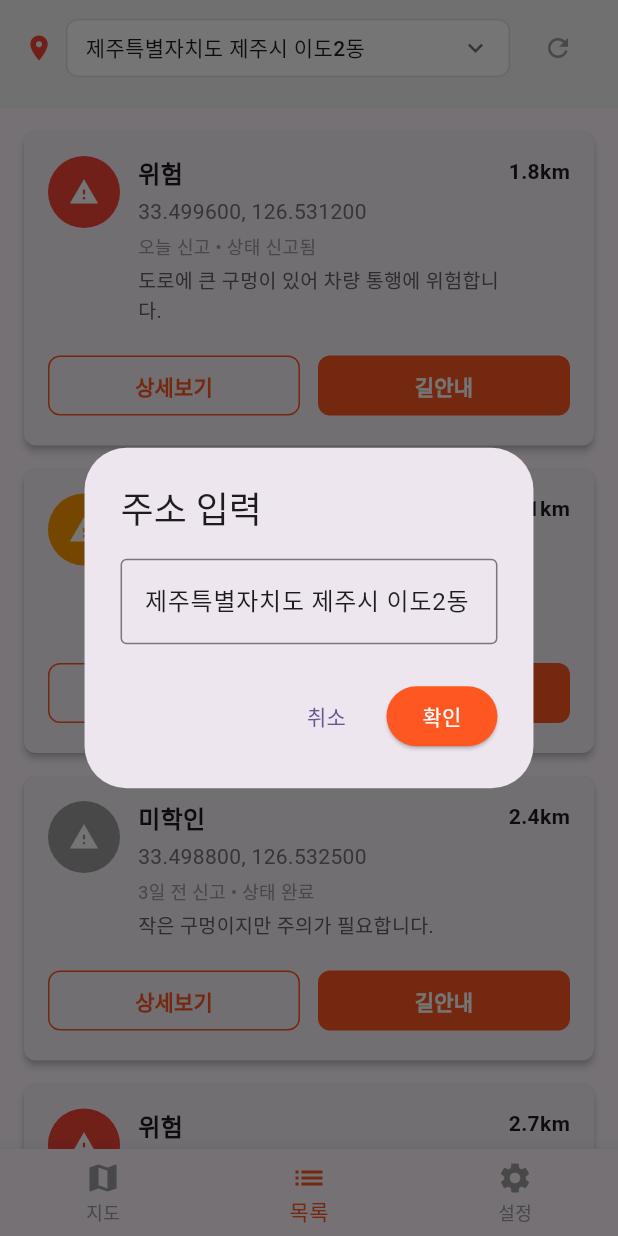
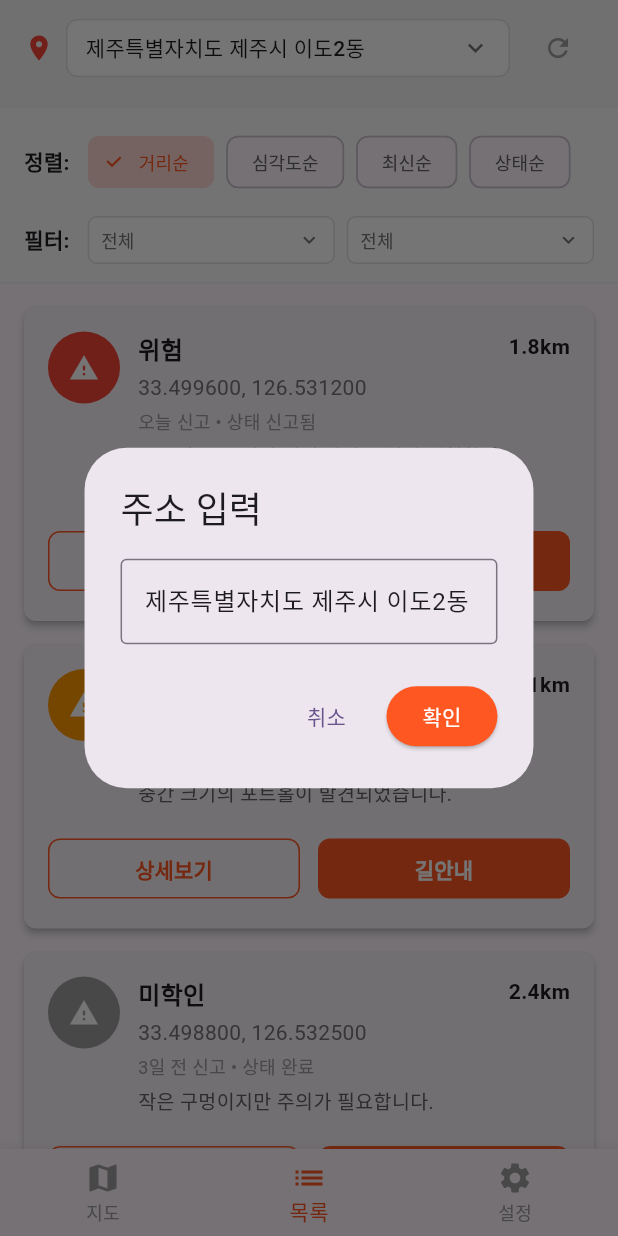
Before and after one commit to 9oormthon-15th-1team/frontend, a Flutter app: the PotholeListPage screen opened by its route, after a tap on "제주특별자치도 제주시 이도2동", on a phone screen of 412 x 824 dp. Run offline on Flutter 3.47's test engine with Material 3 defaults, Android fonts, the phone set to English and light mode, and no system bars; our stand-ins replace geocoding, geolocator, go_router, logger; missing offline and left inert: flutter_naver_map; network calls fail.

Commit message:
Feat : 포트홀 목록 페이지 카테고리 설정

```diff
--- a/lib/core/services/api/pothole_api_service.dart
+++ b/lib/core/services/api/pothole_api_service.dart
@@ -4,18 +4,23 @@ import '../../models/pothole.dart';
 import '../logging/app_logger.dart';
 
 class PotholeApiService {
-  static const String baseUrl = 'http://localhost:3000';
+  static const String baseUrl = 'https://goormthon-1.goorm.training/api/api';
 
   static Future<List<Pothole>> getPotholes() async {
     try {
       AppLogger.info('Fetching potholes from API...');
 
       final response = await http.get(
-        Uri.parse('$baseUrl/api/potholes'),
-        headers: {
-          'Content-Type': 'application/json',
-        },
+        Uri.parse('$baseUrl/potholes'),
+        headers: {'Content-Type': 'application/json'},
       );
+
+      print('=== API Response Debug ===');
+      print('URL: $baseUrl/potholes');
+      print('Status Code: ${response.statusCode}');
+      print('Response Headers: ${response.headers}');
+      print('Response Body: ${response.body}');
+      print('========================');
 
       if (response.statusCode == 200) {
         final List<dynamic> jsonData = json.decode(response.body);
@@ -24,6 +29,13 @@ class PotholeApiService {
             .toList();
 
         AppLogger.info('Successfully fetched ${potholes.length} potholes');
+        print('=== Parsed Potholes ===');
+        for (var pothole in potholes) {
+          print(
+            'ID: ${pothole.id}, Severity: ${pothole.severity}, Status: ${pothole.status}',
+          );
+        }
+        print('=====================');
         return potholes;
       } else {
         AppLogger.error('Failed to fetch potholes: ${response.statusCode}');
--- a/lib/features/potholes/pothole_list_page.dart
+++ b/lib/features/potholes/pothole_list_page.dart
@@ -4,6 +4,7 @@ import '../../core/services/api/pothole_api_service.dart';
 import '../../widgets/loading/loading_widget.dart';
 import 'widgets/address_input_widget.dart';
 import 'widgets/pothole_list_item.dart';
+import 'widgets/category_filter_widget.dart';
 
 class PotholeListPage extends StatefulWidget {
   const PotholeListPage({super.key});
@@ -12,11 +13,25 @@ class PotholeListPage extends StatefulWidget {
   State<PotholeListPage> createState() => _PotholeListPageState();
 }
 
+enum SortType {
+  distance('거리순'),
+  severity('심각도순'),
+  recent('최신순'),
+  status('상태순');
+
+  const SortType(this.displayName);
+  final String displayName;
+}
+
 class _PotholeListPageState extends State<PotholeListPage> {
   List<Pothole> potholes = [];
+  List<Pothole> filteredPotholes = [];
   bool isLoading = true;
   String? error;
   String _currentAddress = '제주특별자치도 제주시 이도2동';
+  SortType _currentSortType = SortType.distance;
+  String? _selectedSeverityFilter;
+  String? _selectedStatusFilter;
 
   @override
   void initState() {
@@ -35,12 +50,14 @@ class _PotholeListPageState extends State<PotholeListPage> {
 
       setState(() {
         potholes = fetchedPotholes;
+        _applySortingAndFiltering();
         isLoading = false;
       });
     } catch (e) {
       // API 실패 시 목업 데이터 사용
       setState(() {
         potholes = _getMockPotholes();
+        _applySortingAndFiltering();
         isLoading = false;
         error = null; // 목업 데이터로 대체하므로 에러 없음
       });
@@ -120,6 +137,14 @@ class _PotholeListPageState extends State<PotholeListPage> {
               });
             },
           ),
+          CategoryFilterWidget(
+            currentSortType: _currentSortType,
+            selectedSeverityFilter: _selectedSeverityFilter,
+            selectedStatusFilter: _selectedStatusFilter,
+            onSortChanged: _onSortChanged,
+            onSeverityFilterChanged: _onSeverityFilterChanged,
+            onStatusFilterChanged: _onStatusFilterChanged,
+          ),
           Expanded(child: _buildBody()),
         ],
       ),
@@ -162,7 +187,10 @@ class _PotholeListPageState extends State<PotholeListPage> {
       );
     }
 
-    if (potholes.isEmpty) {
+    if (filteredPotholes.isEmpty) {
+      if (potholes.isNotEmpty) {
+        return const Center(child: Text('선택한 필터 조건에 맞는 포트홀이 없습니다.'));
+      }
       return const Center(child: Text('No potholes found'));
     }
 
@@ -170,9 +198,9 @@ class _PotholeListPageState extends State<PotholeListPage> {
       onRefresh: _loadPotholes,
       child: ListView.builder(
         padding: const EdgeInsets.all(16),
-        itemCount: potholes.length,
+        itemCount: filteredPotholes.length,
         itemBuilder: (context, index) {
-          final pothole = potholes[index];
+          final pothole = filteredPotholes[index];
           return PotholeListItem(
             pothole: pothole,
             onDetailTap: () => _onDetailTap(pothole),
@@ -190,4 +218,125 @@ class _PotholeListPageState extends State<PotholeListPage> {
   void _onNavigateTap(Pothole pothole) {
     // TODO: Navigate to maps with pothole location
   }
+
+  void _onSortChanged(SortType sortType) {
+    setState(() {
+      _currentSortType = sortType;
+      _applySortingAndFiltering();
+    });
+  }
+
+  void _onSeverityFilterChanged(String? severity) {
+    setState(() {
+      _selectedSeverityFilter = severity;
+      _applySortingAndFiltering();
+    });
+  }
+
+  void _onStatusFilterChanged(String? status) {
+    setState(() {
+      _selectedStatusFilter = status;
+      _applySortingAndFiltering();
+    });
+  }
+
+  void _applySortingAndFiltering() {
+    List<Pothole> result = List.from(potholes);
+
+    // 필터링 적용
+    if (_selectedSeverityFilter != null) {
+      result = result
+          .where(
+            (pothole) =>
+                _getSeverityDisplayName(pothole.severity) ==
+                _selectedSeverityFilter,
+          )
+          .toList();
+    }
+
+    if (_selectedStatusFilter != null) {
+      result = result
+          .where((pothole) => pothole.status == _selectedStatusFilter)
+          .toList();
+    }
+
+    // 정렬 적용
+    switch (_currentSortType) {
+      case SortType.distance:
+        result.sort(
+          (a, b) =>
+              _calculateDistanceValue(a).compareTo(_calculateDistanceValue(b)),
+        );
+        break;
+      case SortType.severity:
+        result.sort(
+          (a, b) => _getSeverityPriority(
+            b.severity,
+          ).compareTo(_getSeverityPriority(a.severity)),
+        );
+        break;
+      case SortType.recent:
+        result.sort((a, b) => b.createdAt.compareTo(a.createdAt));
+        break;
+      case SortType.status:
+        result.sort(
+          (a, b) => _getStatusPriority(
+            a.status,
+          ).compareTo(_getStatusPriority(b.status)),
+        );
+        break;
+    }
+
+    filteredPotholes = result;
+  }
+
+  double _calculateDistanceValue(Pothole pothole) {
+    // 목업 거리 계산 (실제로는 현재 위치와의 거리를 계산해야 함)
+    return pothole.id * 0.3 + 1.5;
+  }
+
+  int _getSeverityPriority(String severity) {
+    switch (severity.toLowerCase()) {
+      case 'high':
+      case 'severe':
+        return 3;
+      case 'medium':
+      case 'moderate':
+        return 2;
+      case 'low':
+      case 'minor':
+        return 1;
+      default:
+        return 0;
+    }
+  }
+
+  int _getStatusPriority(String status) {
+    switch (status) {
+      case '신고됨':
+        return 1;
+      case '처리중':
+        return 2;
+      case '완료':
+        return 3;
+      default:
+        return 0;
+    }
+  }
+
+  String _getSeverityDisplayName(String severity) {
+    switch (severity.toLowerCase()) {
+      case 'high':
+      case 'severe':
+        return '위험';
+      case 'medium':
+      case 'moderate':
+        return '주의';
+      case 'low':
+      case 'minor':
+        return '미학인';
+      default:
+        return severity;
+    }
+  }
 }
--- /dev/null
+++ b/lib/features/potholes/widgets/category_filter_widget.dart
@@ -0,0 +1,181 @@
+import 'package:flutter/material.dart';
+import '../pothole_list_page.dart';
+
+class CategoryFilterWidget extends StatelessWidget {
+  final SortType currentSortType;
+  final String? selectedSeverityFilter;
+  final String? selectedStatusFilter;
+  final Function(SortType) onSortChanged;
+  final Function(String?) onSeverityFilterChanged;
+  final Function(String?) onStatusFilterChanged;
+
+  const CategoryFilterWidget({
+    super.key,
+    required this.currentSortType,
+    required this.selectedSeverityFilter,
+    required this.selectedStatusFilter,
+    required this.onSortChanged,
+    required this.onSeverityFilterChanged,
+    required this.onStatusFilterChanged,
+  });
+
+  @override
+  Widget build(BuildContext context) {
+    return Container(
+      padding: const EdgeInsets.symmetric(horizontal: 16, vertical: 12),
+      decoration: BoxDecoration(
+        color: Colors.grey[50],
+        border: Border(
+          bottom: BorderSide(color: Colors.grey[200]!),
+        ),
+      ),
+      child: Column(
+        crossAxisAlignment: CrossAxisAlignment.start,
+        children: [
+          // 정렬 옵션
+          Row(
+            children: [
+              const Text(
+                '정렬:',
+                style: TextStyle(
+                  fontWeight: FontWeight.w600,
+                  fontSize: 14,
+                ),
+              ),
+              const SizedBox(width: 12),
+              Expanded(
+                child: SingleChildScrollView(
+                  scrollDirection: Axis.horizontal,
+                  child: Row(
+                    children: SortType.values.map((sortType) {
+                      return Padding(
+                        padding: const EdgeInsets.only(right: 8),
+                        child: FilterChip(
+                          label: Text(sortType.displayName),
+                          selected: currentSortType == sortType,
+                          onSelected: (selected) {
+                            if (selected) {
+                              onSortChanged(sortType);
+                            }
+                          },
+                          selectedColor: const Color(0xFFFF5722).withOpacity(0.2),
+                          checkmarkColor: const Color(0xFFFF5722),
+                          labelStyle: TextStyle(
+                            color: currentSortType == sortType
+                                ? const Color(0xFFFF5722)
+                                : Colors.grey[700],
+                            fontSize: 12,
+                          ),
+                        ),
+                      );
+                    }).toList(),
+                  ),
+                ),
+              ),
+            ],
+          ),
+          const SizedBox(height: 12),
+          // 필터 옵션
+          Row(
+            children: [
+              const Text(
+                '필터:',
+                style: TextStyle(
+                  fontWeight: FontWeight.w600,
+                  fontSize: 14,
+                ),
+              ),
+              const SizedBox(width: 12),
+              Expanded(
+                child: Row(
+                  children: [
+                    // 심각도 필터
+                    Expanded(
+                      child: _buildFilterDropdown(
+                        label: '심각도',
+                        value: selectedSeverityFilter,
+                        items: ['위험', '주의', '미학인'],
+                        onChanged: onSeverityFilterChanged,
+                      ),
+                    ),
+                    const SizedBox(width: 8),
+                    // 상태 필터
+                    Expanded(
+                      child: _buildFilterDropdown(
+                        label: '상태',
+                        value: selectedStatusFilter,
+                        items: ['신고됨', '처리중', '완료'],
+                        onChanged: onStatusFilterChanged,
+                      ),
+                    ),
+                  ],
+                ),
+              ),
+            ],
+          ),
+        ],
+      ),
+    );
+  }
+
+  Widget _buildFilterDropdown({
+    required String label,
+    required String? value,
+    required List<String> items,
+    required Function(String?) onChanged,
+  }) {
+    return Container(
+      height: 32,
+      padding: const EdgeInsets.symmetric(horizontal: 8),
+      decoration: BoxDecoration(
+        border: Border.all(color: Colors.grey[300]!),
+        borderRadius: BorderRadius.circular(6),
+        color: Colors.white,
+      ),
+      child: DropdownButtonHideUnderline(
+        child: DropdownButton<String>(
+          value: value,
+          hint: Text(
+            label,
+            style: TextStyle(
+              fontSize: 12,
+              color: Colors.grey[600],
+            ),
+          ),
+          isExpanded: true,
+          icon: Icon(
+            Icons.keyboard_arrow_down,
+            size: 16,
+            color: Colors.grey[600],
+          ),
+          style: const TextStyle(
+            fontSize: 12,
+            color: Colors.black87,
+          ),
+          items: [
+            DropdownMenuItem<String>(
+              value: null,
+              child: Text(
+                '전체',
+                style: TextStyle(
+                  fontSize: 12,
+                  color: Colors.grey[600],
+                ),
+              ),
+            ),
+            ...items.map((String item) {
+              return DropdownMenuItem<String>(
+                value: item,
+                child: Text(
+                  item,
+                  style: const TextStyle(fontSize: 12),
+                ),
+              );
+            }),
+          ],
+          onChanged: onChanged,
+        ),
+      ),
+    );
+  }
+}
```
Also changed, not shown: lib/features/home/map_controller.dart (+9 -3 lines).
